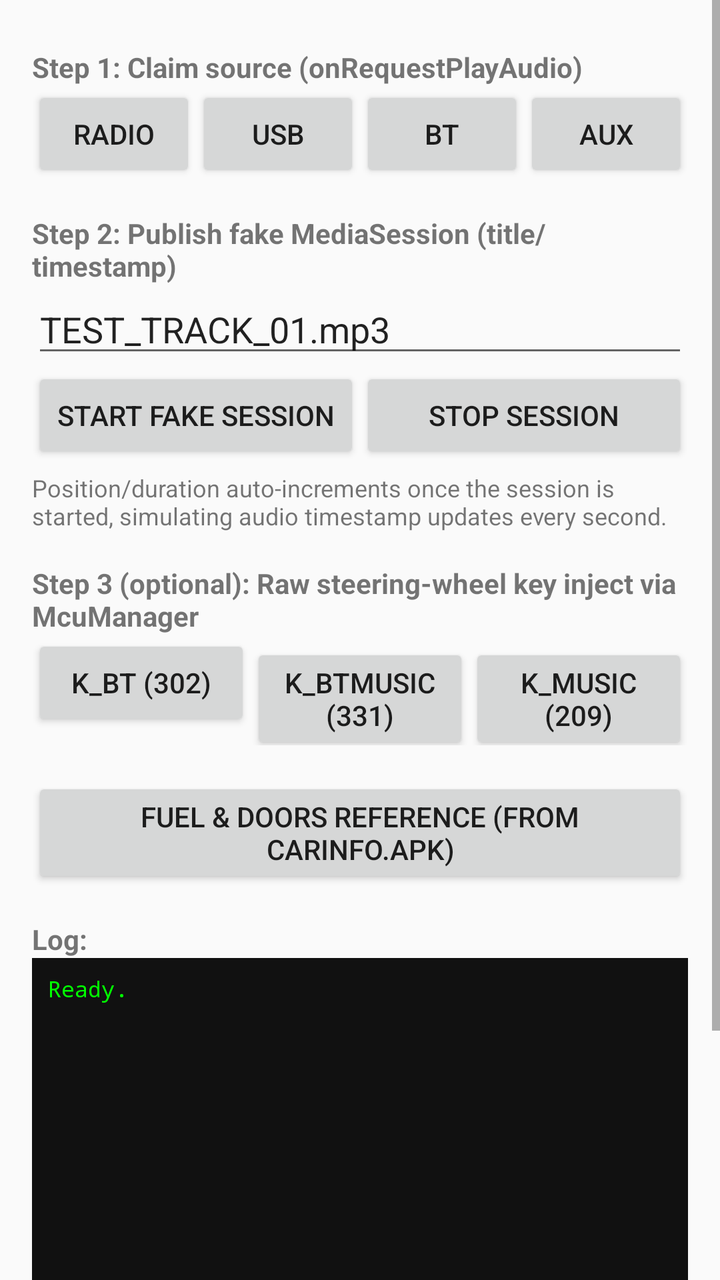
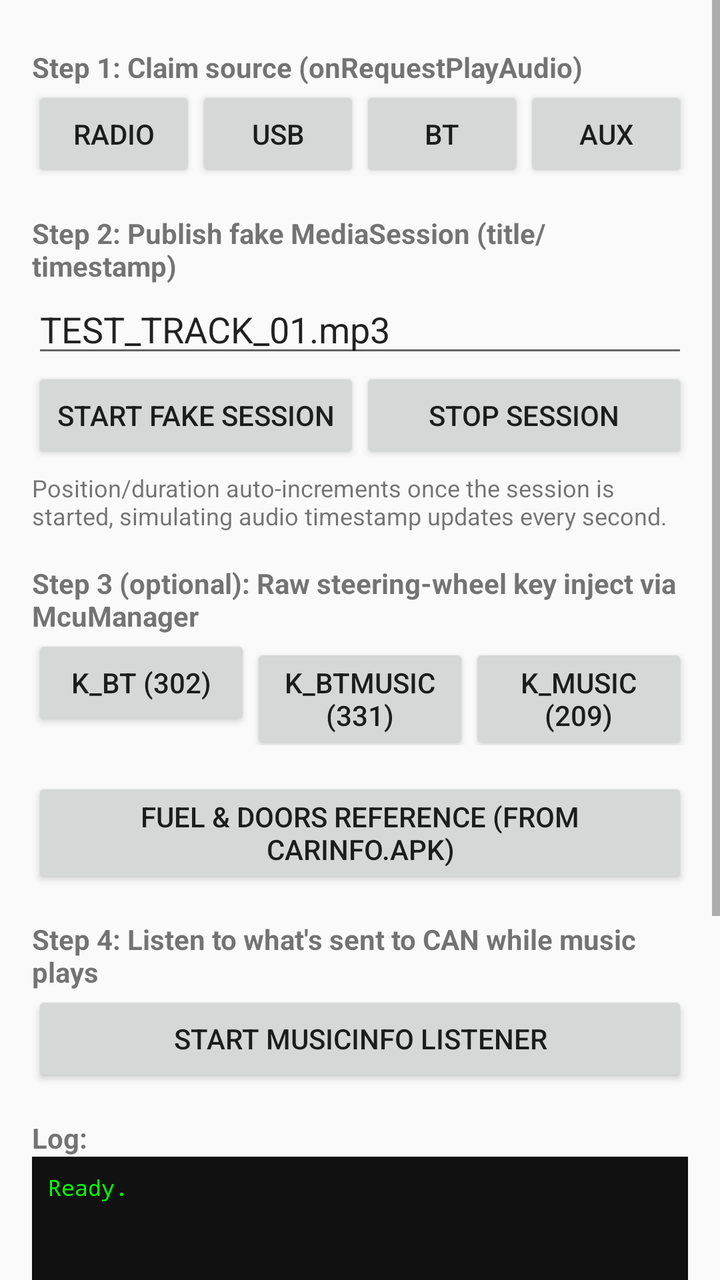

Before-and-after screenshots of an Android layout around one commit, followed by the original layout XML and the change that was made.
<!-- AndroidManifest.xml: application theme Theme.AppCompat.DayNight -->
<!-- res/layout/activity_main.xml -->
<?xml version="1.0" encoding="utf-8"?>
<ScrollView xmlns:android="http://schemas.android.com/apk/res/android"
    android:layout_width="match_parent"
    android:layout_height="match_parent">

    <LinearLayout
        android:layout_width="match_parent"
        android:layout_height="wrap_content"
        android:orientation="vertical"
        android:padding="16dp">

        <TextView
            android:layout_width="wrap_content"
            android:layout_height="wrap_content"
            android:text="Step 1: Claim source (onRequestPlayAudio)"
            android:textStyle="bold"
            android:paddingTop="8dp" />

        <LinearLayout
            android:layout_width="match_parent"
            android:layout_height="wrap_content"
            android:orientation="horizontal">

            <Button
                android:id="@+id/btnRadio"
                android:layout_width="0dp"
                android:layout_height="wrap_content"
                android:layout_weight="1"
                android:text="RADIO" />

            <Button
                android:id="@+id/btnUsb"
                android:layout_width="0dp"
                android:layout_height="wrap_content"
                android:layout_weight="1"
                android:text="USB" />

            <Button
                android:id="@+id/btnBt"
                android:layout_width="0dp"
                android:layout_height="wrap_content"
                android:layout_weight="1"
                android:text="BT" />

            <Button
                android:id="@+id/btnAux"
                android:layout_width="0dp"
                android:layout_height="wrap_content"
                android:layout_weight="1"
                android:text="AUX" />
        </LinearLayout>

        <TextView
            android:layout_width="wrap_content"
            android:layout_height="wrap_content"
            android:text="Step 2: Publish fake MediaSession (title/timestamp)"
            android:textStyle="bold"
            android:paddingTop="16dp" />

        <EditText
            android:id="@+id/editTitle"
            android:layout_width="match_parent"
            android:layout_height="wrap_content"
            android:hint="Fake track / file name"
            android:text="TEST_TRACK_01.mp3" />

        <LinearLayout
            android:layout_width="match_parent"
            android:layout_height="wrap_content"
            android:orientation="horizontal">

            <Button
                android:id="@+id/btnStartSession"
                android:layout_width="0dp"
                android:layout_height="wrap_content"
                android:layout_weight="1"
                android:text="Start fake session" />

            <Button
                android:id="@+id/btnStopSession"
                android:layout_width="0dp"
                android:layout_height="wrap_content"
                android:layout_weight="1"
                android:text="Stop session" />
        </LinearLayout>

        <TextView
            android:layout_width="wrap_content"
            android:layout_height="wrap_content"
            android:text="Position/duration auto-increments once the session is started, simulating audio timestamp updates every second."
            android:textSize="12sp"
            android:paddingTop="4dp" />

        <TextView
            android:layout_width="wrap_content"
            android:layout_height="wrap_content"
            android:text="Step 3 (optional): Raw steering-wheel key inject via McuManager"
            android:textStyle="bold"
            android:paddingTop="16dp" />

        <LinearLayout
            android:layout_width="match_parent"
            android:layout_height="wrap_content"
            android:orientation="horizontal">

            <Button
                android:id="@+id/btnKeyBt"
                android:layout_width="0dp"
                android:layout_height="wrap_content"
                android:layout_weight="1"
                android:text="K_BT (302)" />

            <Button
                android:id="@+id/btnKeyBtMusic"
                android:layout_width="0dp"
                android:layout_height="wrap_content"
                android:layout_weight="1"
                android:text="K_BTMUSIC (331)" />

            <Button
                android:id="@+id/btnKeyMusic"
                android:layout_width="0dp"
                android:layout_height="wrap_content"
                android:layout_weight="1"
                android:text="K_MUSIC (209)" />
        </LinearLayout>

        <Button
            android:id="@+id/btnFuelInfo"
            android:layout_width="match_parent"
            android:layout_height="wrap_content"
            android:layout_marginTop="16dp"
            android:text="Fuel &amp; Doors reference (from CarInfo.apk)" />

        <TextView
            android:layout_width="wrap_content"
            android:layout_height="wrap_content"
            android:text="Log:"
            android:textStyle="bold"
            android:paddingTop="16dp" />

        <TextView
            android:id="@+id/logView"
            android:layout_width="match_parent"
            android:layout_height="wrap_content"
            android:minHeight="300dp"
            android:background="#111111"
            android:textColor="#00FF00"
            android:fontFamily="monospace"
            android:textSize="11sp"
            android:padding="8dp"
            android:text="Ready.\n" />

    </LinearLayout>
</ScrollView>
<!-- resources referenced by this layout -->
<resources>

</resources>

<!-- the commit's change to res/layout/activity_main.xml (unified diff, before → after) -->
@@ -135,6 +135,19 @@
         <TextView
             android:layout_width="wrap_content"
             android:layout_height="wrap_content"
+            android:text="Step 4: Listen to what's sent to CAN while music plays"
+            android:textStyle="bold"
+            android:paddingTop="16dp" />
+
+        <Button
+            android:id="@+id/btnMusicListener"
+            android:layout_width="match_parent"
+            android:layout_height="wrap_content"
+            android:text="Start MusicInfo listener" />
+
+        <TextView
+            android:layout_width="wrap_content"
+            android:layout_height="wrap_content"
             android:text="Log:"
             android:textStyle="bold"
             android:paddingTop="16dp" />
